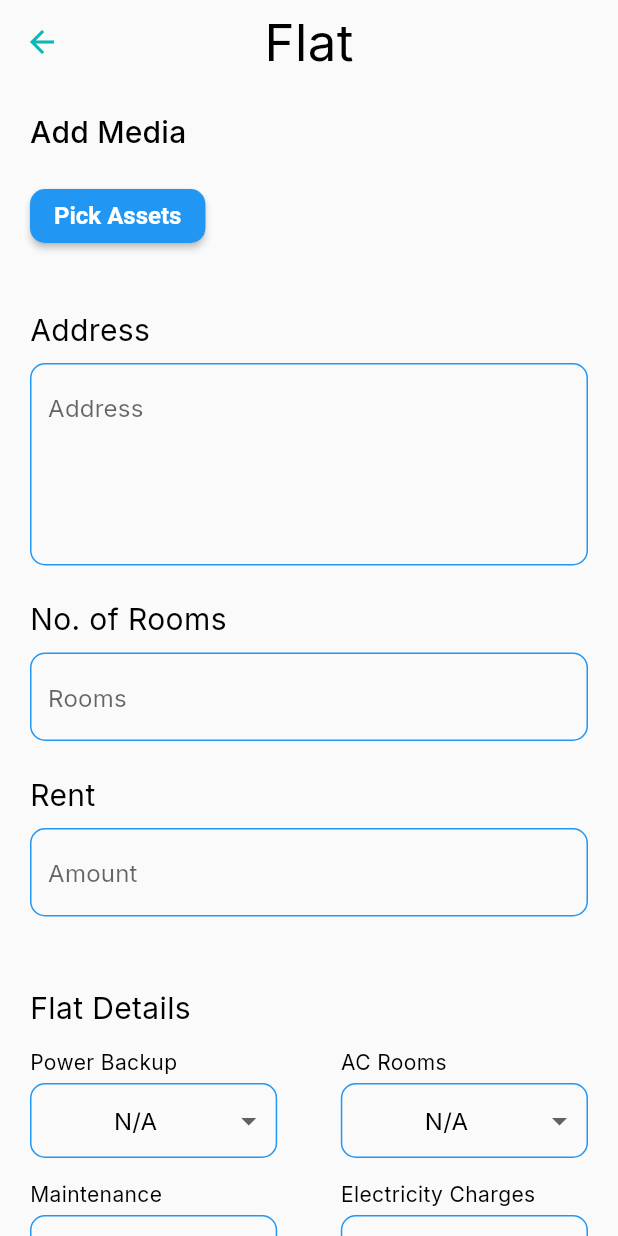
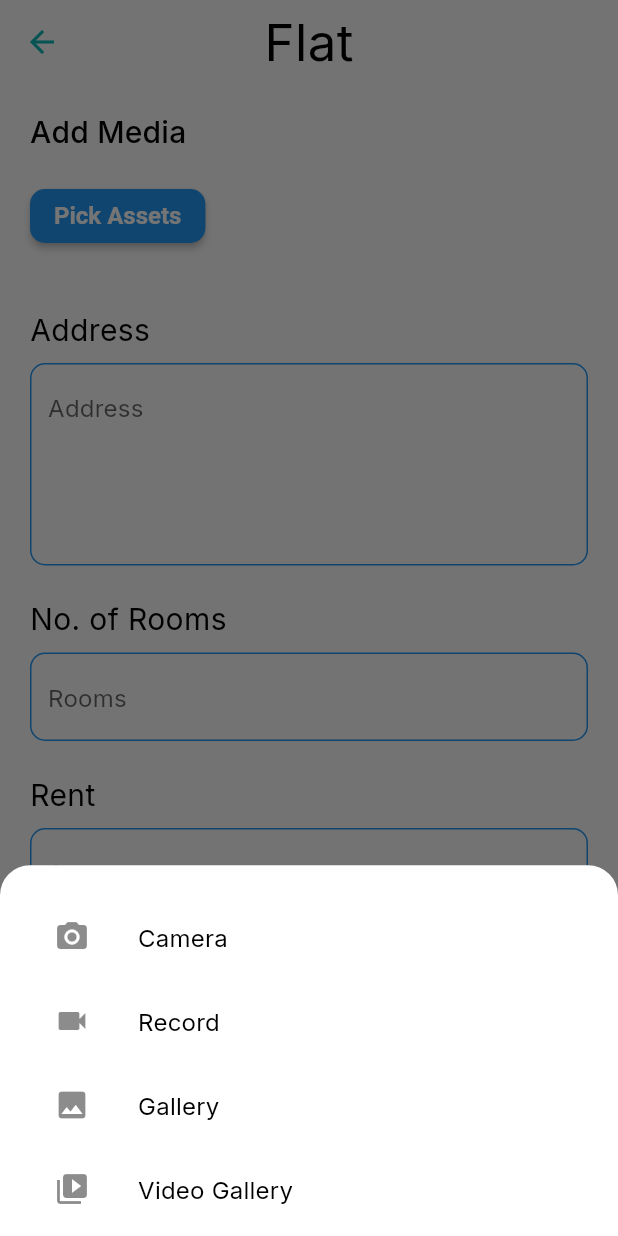
Before and after one commit to A-d-i-b/RentIt-Owner, a Flutter app: the FlatHome screen opened by its route, after a tap on "Pick Assets", on a phone screen of 412 x 824 dp. Run offline on Flutter 3.47's test engine with Material 2 defaults, Android fonts, the phone set to English and light mode, and no system bars; our stand-ins replace get, google_fonts, image_picker; network calls fail.

Commit message:
asset picker done

```diff
--- a/lib/widgets/asset_picker.dart
+++ b/lib/widgets/asset_picker.dart
@@ -1,8 +1,6 @@
-import 'dart:io';
-
 import 'package:flutter/material.dart';
 import 'package:get/get.dart';
-import 'package:wechat_assets_picker/wechat_assets_picker.dart';
+import 'package:image_picker/image_picker.dart';
 
 class AssetPickerWidget extends StatefulWidget {
   const AssetPickerWidget({Key? key}) : super(key: key);
@@ -12,8 +10,6 @@ class AssetPickerWidget extends StatefulWidget {
 }
 
 class _AssetPickerWidgetState extends State<AssetPickerWidget> {
-  List<AssetEntity>? _assets;
-
   @override
   Widget build(BuildContext context) {
     return Column(
@@ -30,22 +26,22 @@ class _AssetPickerWidgetState extends State<AssetPickerWidget> {
         SingleChildScrollView(
           scrollDirection: Axis.horizontal,
           child: Row(
-            children: [
-              if (_assets != null)
-                ..._assets!.map(
-                  (asset) => Row(
-                    children: [
-                      AssetThumb(
-                        asset: asset,
-                        width: 100,
-                        height: 100,
-                      ),
-                      const SizedBox(
-                        width: 10,
-                      ),
-                    ],
-                  ),
-                ),
+            children: const [
+              // if (_assets != null)
+              //   ..._assets!.map(
+              //     (asset) => Row(
+              //       children: [
+              //         AssetThumb(
+              //           asset: asset,
+              //           width: 100,
+              //           height: 100,
+              //         ),
+              //         const SizedBox(
+              //           width: 10,
+              //         ),
+              //       ],
+              //     ),
+              //   ),
             ],
           ),
         ),
@@ -54,56 +50,138 @@ class _AssetPickerWidgetState extends State<AssetPickerWidget> {
         ),
         // pick assets
         ElevatedButton(
-          onPressed: () async {
-            final List<AssetEntity>? assets = await AssetPicker.pickAssets(
-              context,
-              pickerConfig: const AssetPickerConfig(
-                maxAssets: 10,
-              ),
-            );
-            setState(() {
-              _assets = assets;
-            });
-          },
+          onPressed: handleClick,
           child: const Text('Pick Assets'),
         ),
       ],
     );
   }
+
+  handleClick() async {
+    final ImagePicker picker = ImagePicker();
+
+    // show action sheet
+
+    Get.bottomSheet(
+      Container(
+        decoration: const BoxDecoration(
+          color: Colors.white,
+          borderRadius: BorderRadius.only(
+            topLeft: Radius.circular(20),
+            topRight: Radius.circular(20),
+          ),
+        ),
+        height: Get.height * 0.3,
+        padding: const EdgeInsets.all(20),
+        child: ListView(
+          children: [
+            ListTile(
+              leading: const Icon(Icons.camera_alt),
+              title: const Text('Camera'),
+              onTap: () async {
+                final XFile? image = await picker.pickImage(
+                  source: ImageSource.camera,
+                );
+                if (image != null) {
+                  // setState(() {
+                  //   _assets.add(AssetEntity(id: image.path));
+                  // });
+                }
+                Get.back();
+              },
+            ),
+            ListTile(
+              leading: const Icon(Icons.videocam),
+              title: const Text('Record'),
+              onTap: () async {
+                final XFile? image = await picker.pickVideo(
+                  source: ImageSource.camera,
+                );
+                if (image != null) {
+                  // setState(() {
+                  //   _assets.add(AssetEntity(id: image.path));
+                  // });
+                }
+                Get.back();
+              },
+            ),
+            ListTile(
+              leading: const Icon(Icons.photo),
+              title: const Text('Gallery'),
+              onTap: () async {
+                final List<XFile>? image = await picker.pickMultiImage(
+                  imageQuality: 50,
+                );
+                if (image != null) {
+                  // setState(() {
+                  //   _assets.add(AssetEntity(id: image.path));
+                  // });
+                }
+                Get.back();
+              },
+            ),
+            ListTile(
+              leading: const Icon(Icons.video_collection),
+              title: const Text('Video Gallery'),
+              onTap: () async {
+                final XFile? image = await picker.pickVideo(
+                  source: ImageSource.gallery,
+                );
+                if (image != null) {
+                  // setState(() {
+                  //   _assets.add(AssetEntity(id: image.path));
+                  // });
+                }
+                Get.back();
+              },
+            ),
+          ],
+        ),
+      ),
+    );
+
+    // showBottomSheet(
+    //     context: context,
+    //     builder: (BuildContext context) {
+    //       return Container(
+    //         child: const Text('HELLO'),
+    //       );
+    //     });
+  }
 }
 
-class AssetThumb extends StatelessWidget {
-  const AssetThumb({
-    Key? key,
-    required this.asset,
-    required this.width,
-    required this.height,
-  }) : super(key: key);
+// class AssetThumb extends StatelessWidget {
+//   const AssetThumb({
+//     Key? key,
+//     required this.asset,
+//     required this.width,
+//     required this.height,
+//   }) : super(key: key);
 
-  final AssetEntity asset;
-  final double width;
-  final double height;
+//   final AssetEntity asset;
+//   final double width;
+//   final double height;
 
-  @override
-  Widget build(BuildContext context) {
-    return SizedBox(
-      width: width,
-      height: height,
-      child: FutureBuilder(
-        future: asset.file,
-        builder: (context, snapshot) => snapshot.hasData
-            ? Image.file(
-                snapshot.data as File,
-                fit: BoxFit.cover,
-              )
-            : // tween animation container loading
-            Container(
-                color: Colors.grey,
-              ),
-      ),
-    );
-  }
-}
+//   @override
+//   Widget build(BuildContext context) {
+//     return SizedBox(
+//       width: width,
+//       height: height,
+//       child: FutureBuilder(
+//         future: asset.file,
+//         builder: (context, snapshot) => snapshot.hasData
+//             ? Image.file(
+//                 snapshot.data as File,
+//                 fit: BoxFit.cover,
+//               )
+//             : // tween animation container loading
+//             Container(
+//                 color: Colors.grey,
+//               ),
+//       ),
+//     );
+//   }
+// }
 
 
 //  ElevatedButton(
```
Also changed, not shown: pubspec.yaml (+2 -5 lines), pubspec.lock, 2 other files.
